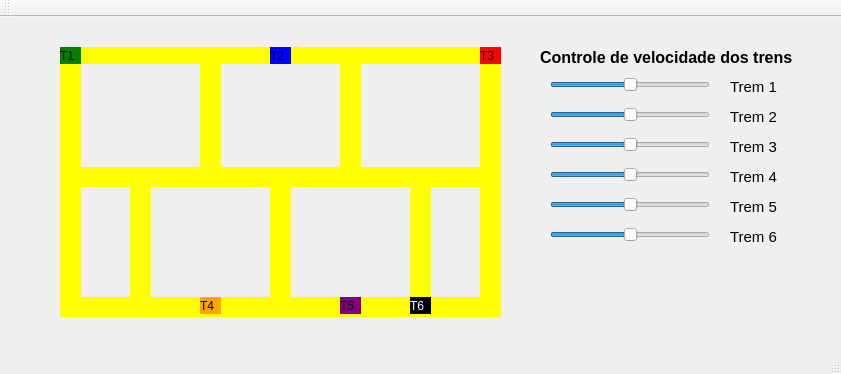
This is ProjetoTrens/mainwindow.ui in justofernandes/Trens_SO as Qt 5 draws it before an edit. The edited form follows.
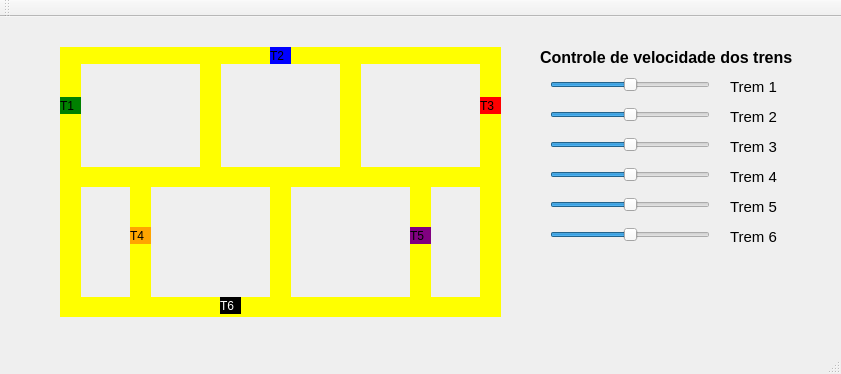
This is the edited form.

What changed in the file:
```diff
--- a/ProjetoTrens/mainwindow.ui
+++ b/ProjetoTrens/mainwindow.ui
@@ -290,7 +290,7 @@
     <property name="geometry">
      <rect>
       <x>60</x>
-      <y>30</y>
+      <y>80</y>
       <width>21</width>
       <height>17</height>
      </rect>
@@ -322,7 +322,7 @@
     <property name="geometry">
      <rect>
       <x>480</x>
-      <y>30</y>
+      <y>80</y>
       <width>21</width>
       <height>17</height>
      </rect>
@@ -337,8 +337,8 @@
    <widget class="QLabel" name="label_trem4">
     <property name="geometry">
      <rect>
-      <x>200</x>
-      <y>280</y>
+      <x>130</x>
+      <y>210</y>
       <width>21</width>
       <height>17</height>
      </rect>
@@ -353,8 +353,8 @@
    <widget class="QLabel" name="label_trem5">
     <property name="geometry">
      <rect>
-      <x>340</x>
-      <y>280</y>
+      <x>410</x>
+      <y>210</y>
       <width>21</width>
       <height>17</height>
      </rect>
@@ -369,7 +369,7 @@
    <widget class="QLabel" name="label_trem6">
     <property name="geometry">
      <rect>
-      <x>410</x>
+      <x>220</x>
       <y>280</y>
       <width>21</width>
       <height>17</height>
```
Left out of the diff: 14 changed lines with no effect on the pictures.
